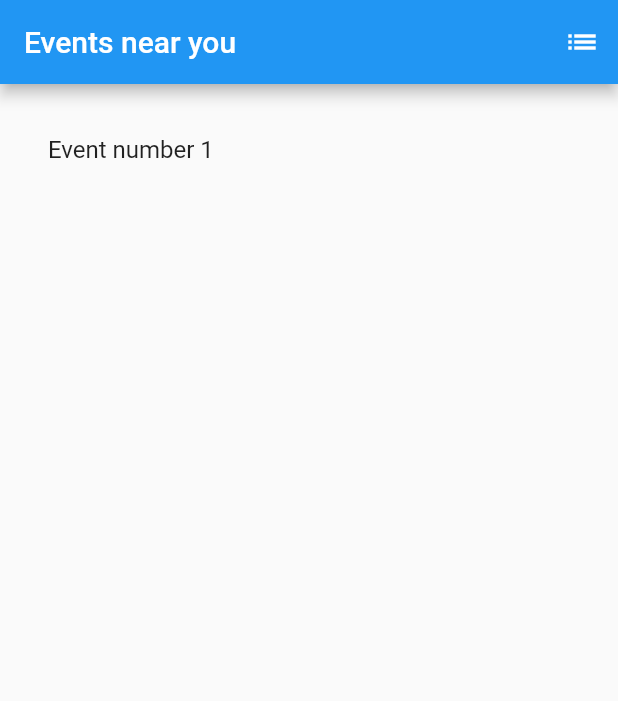
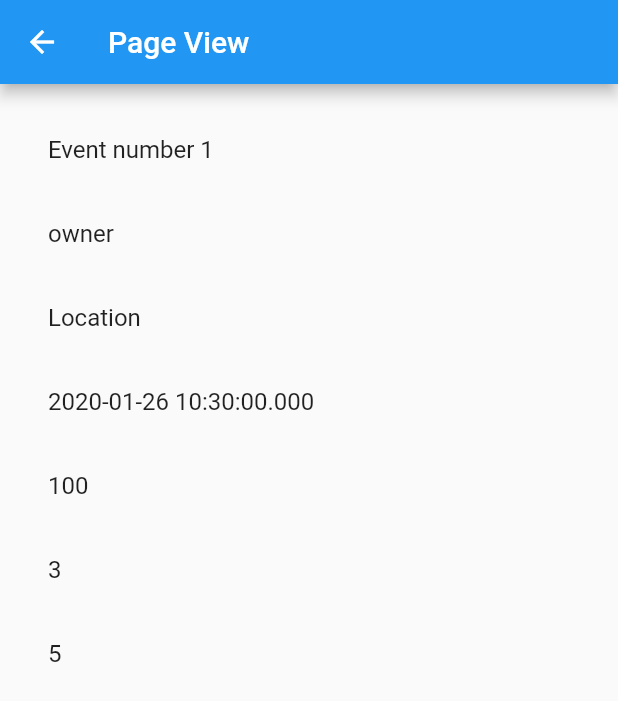
Before and after one commit to Kitenite/social_challenges, a Flutter app: the screen it shows after launch, after a tap on "Event number 1", on a phone screen of 412 x 824 dp. Shown: the top 701 px of the screen. Run offline on Flutter 3.47's test engine with Material 2 defaults, Android fonts, the phone set to English and light mode, and no system bars; our stand-ins replace firebase_analytics; accounts and stored records are empty.

Commit message:
showing event page

```diff
--- a/lib/events.dart
+++ b/lib/events.dart
@@ -1,11 +1,18 @@
 import 'package:flutter/material.dart';
 
 class EventsListState extends State<EventsList> {
+  final fakeEvent = new Event("Event number 1");
+  final fakeEvent2 = new Event("Event number 2");
+  final fakeEvent3 = new Event("Event number 3");
 
   final List<Event> _events = <Event>[];
 
   @override
   Widget build(BuildContext context) {
+    _events.add(fakeEvent);
+    _events.add(fakeEvent2);
+    _events.add(fakeEvent3);
+
     return Scaffold(
       appBar: AppBar(
         title: Text('Events near you'),
@@ -20,8 +27,6 @@ class EventsListState extends State<EventsList> {
   void _pushEventPage(){}
 
   Widget _getEvents() {
-    final fakeEvent = new Event("Event number 1");
-    _events.add(fakeEvent);
     return ListView.builder(
         padding: const EdgeInsets.all(16.0),
         itemCount: _events.length,
@@ -44,6 +49,10 @@ class EventsListState extends State<EventsList> {
         event.title,
       ),
       onTap: () {
+        Navigator.push(
+          context,
+          MaterialPageRoute(builder: (context) => EventPage(event:event)),
+        );
         // Push event page
       },
     );
@@ -57,6 +66,13 @@ class EventsList extends StatefulWidget {
 
 class Event {
   String title;
+  String owner = "owner";
+  String location = "Location";
+  int score = 100;
+  int maxAttendance = 5;
+  int numAttending = 3;
+  DateTime date = DateTime.now();
+
 
   Event(String title){
     this.title = title;
@@ -65,4 +81,65 @@ class Event {
   // Score, Owner, Max attendance, Location, Date, Number attending
 }
 
+class User {
+  String username;
+  List upcomingChallenges;
+  List pastChallenges;
+  List ownedChallenges;
+}
+
 // Profile: Score, username, list of upcoming challenges, past challenges and challenges they own
+
+class EventPage extends StatelessWidget {
+  final Event event;
+  EventPage({Key key, @required this.event}) : super(key: key);
+
+
+  @override
+  Widget build(BuildContext context) {
+    return Scaffold(
+      appBar: AppBar(
+        title: Text("Page View"),
+      ),
+      body: Center(
+        child: displayEvent(event),
+      ),
+    );
+  }
+
+  Widget displayEvent(Event event){
+    return ListView.builder(
+        padding: const EdgeInsets.all(16.0),
+        itemCount: 7,
+        itemBuilder: /*1*/ (context, i) {
+          if(i==0){
+            return _buildRow(event.title);
+          }
+          else if (i==1){
+            return _buildRow(event.owner);
+          }
+          else if (i==2){
+            return _buildRow(event.location);
+          }
+          else if (i==3){
+            return _buildRow(event.date);
+          }
+          else if (i==4){
+            return _buildRow(event.score);
+          }
+          else if (i==5){
+            return _buildRow(event.numAttending);
+          }
+          else {
+            return _buildRow(event.maxAttendance);
+          }
+        });
+  }
+
+  Widget _buildRow(item){
+    return ListTile(
+      title: Text(item.toString())
+    );
+  }
+
+}
--- a/lib/main.dart
+++ b/lib/main.dart
@@ -2,9 +2,9 @@ import 'package:flutter/material.dart';
 import 'package:firebase_analytics/firebase_analytics.dart';
 import 'events.dart';
 
-void main() => runApp(MyApp());
+void main() => runApp(EventsPage());
 
-class MyApp extends StatelessWidget {
+class EventsPage extends StatelessWidget {
   @override
   Widget build(BuildContext context) {
     return MaterialApp(
@@ -13,7 +13,6 @@ class MyApp extends StatelessWidget {
           body:Center(
             child: EventsList(),
           ),
-
       ),
     );
   }
```
